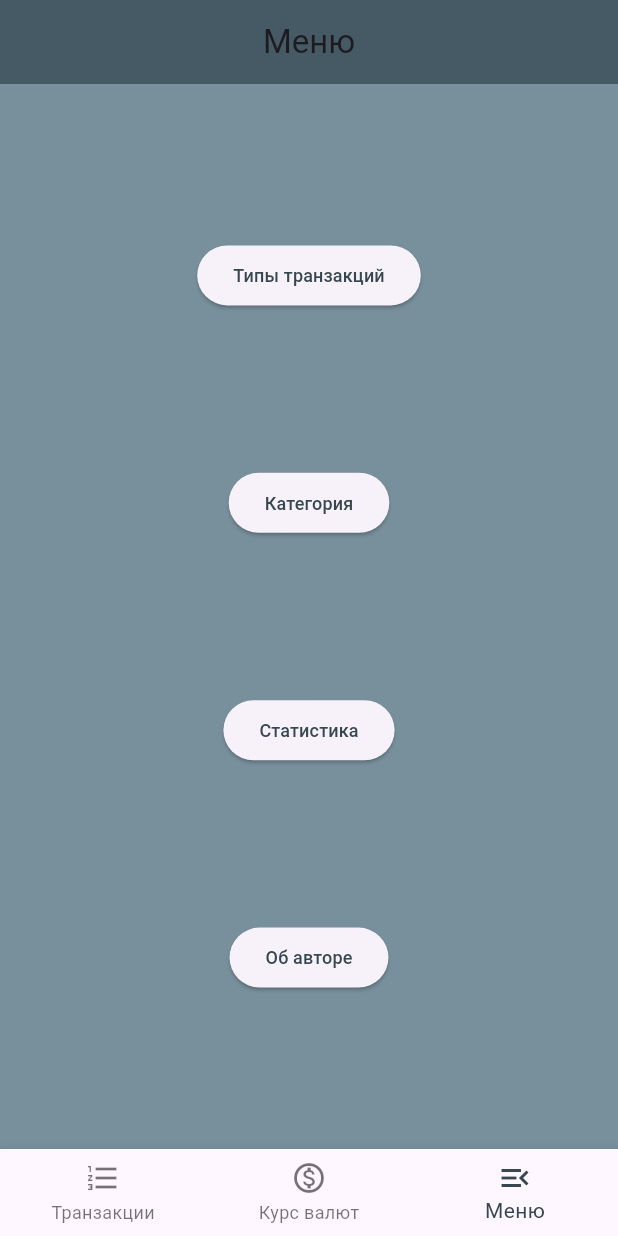
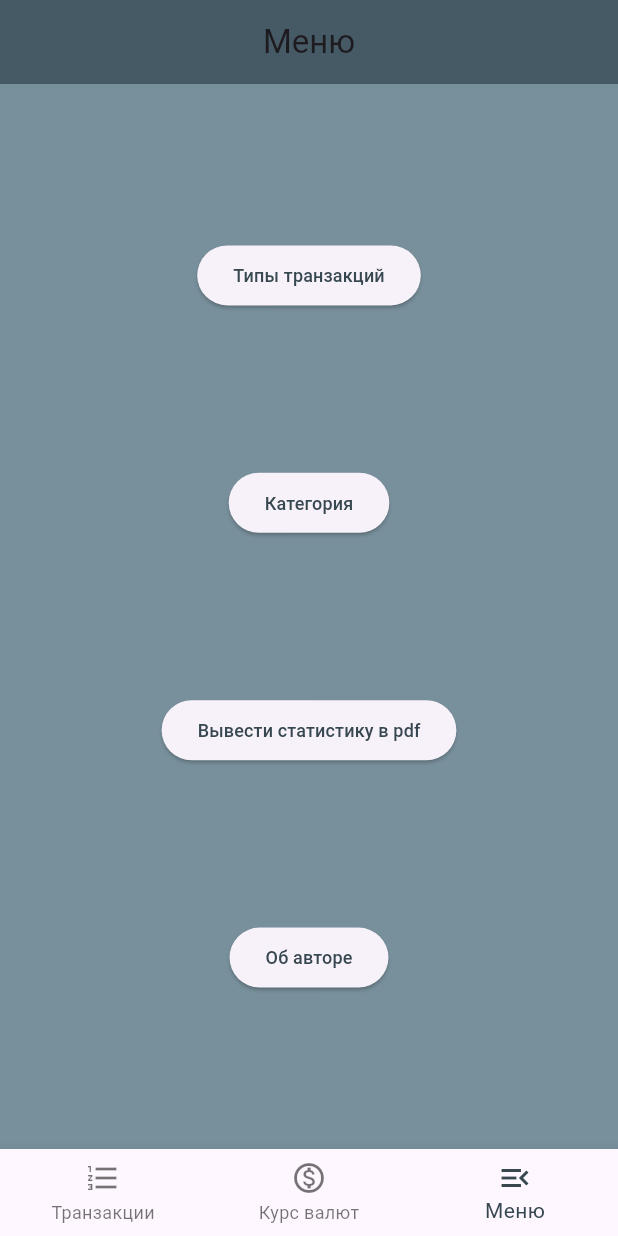
Before and after one commit to pikaparson/budget_rosneft, a Flutter app: the screen it shows after launch, item 3 of the bottom bar chosen, on a phone screen of 412 x 824 dp. Run offline on Flutter 3.47's test engine with Material 3 defaults, Android fonts, the phone set to English and light mode, and no system bars; our stand-ins replace currency_text_input_formatter, sqflite; accounts and stored records are empty.

```diff
--- a/lib/main.dart
+++ b/lib/main.dart
@@ -4,7 +4,7 @@ import 'package:budget_rosneft/pages/main_screen.dart';
 
 import 'package:budget_rosneft/menuPages/types.dart';
 import 'package:budget_rosneft/menuPages/categories.dart';
-import 'package:budget_rosneft/menuPages/statistics.dart';
+import 'package:budget_rosneft/pages/transactions.dart';
 
 void main() async {
   runApp(MaterialApp(
--- a/lib/pages/main_screen.dart
+++ b/lib/pages/main_screen.dart
@@ -1,3 +1,4 @@
+import 'package:budget_rosneft/pages/transactions.dart';
 import 'package:flutter/material.dart';
 import 'package:budget_rosneft/pages/menu.dart';
 import 'package:budget_rosneft/pages/exchangerate.dart';
@@ -22,7 +23,7 @@ class _MainScreenState extends State<MainScreen> {
  // ];
 
   final List<Widget> _pages = [
-    Budget(),
+    Statistics(),
     ExchangeRate(),
     Menu(),
   ];
--- a/lib/pages/menu.dart
+++ b/lib/pages/menu.dart
@@ -36,9 +36,9 @@ class Menu extends StatelessWidget {
 
             ElevatedButton(
               onPressed: () {
-                Navigator.pushNamedAndRemoveUntil(context, '/statistics', (route) => true);
+              //  Navigator.pushNamedAndRemoveUntil(context, '/statistics', (route) => true);
               },
-              child: Text('Статистика', style: TextStyle(fontSize: 12, color: Colors.blueGrey[800])),
+              child: Text('Вывести статистику в pdf', style: TextStyle(fontSize: 12, color: Colors.blueGrey[800])),
             ),
 
             // SizedBox(height: 10),
```
Also changed, not shown: lib/pages/transactions.dart (renamed from lib/menuPages/statistics.dart, +21 -11 lines), lib/data_base/transactions.dart (deleted).
